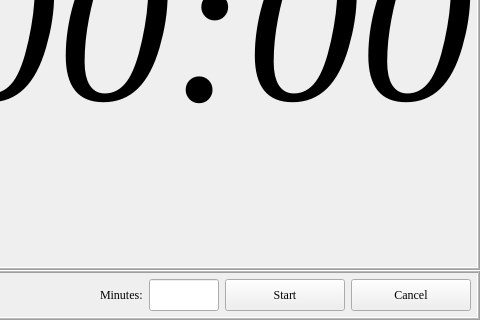
Before: the Qt Designer form sleeptimer.ui in futuregainz/iSleep, drawn with Qt 5; both pictures show x 366 to 846 and y 223 to 543 of the 846 by 543 pixel window.
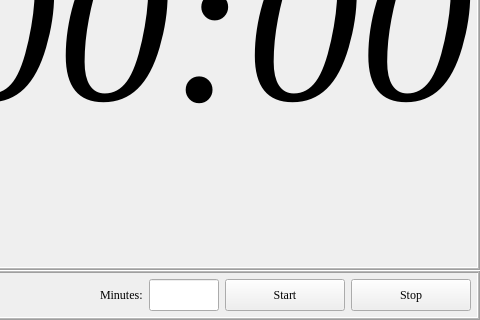
After: the same form once the commit is applied.

Diff of the .ui file:
```diff
--- a/sleeptimer.ui
+++ b/sleeptimer.ui
@@ -216,7 +216,7 @@
          </size>
         </property>
         <property name="text">
-         <string>Cancel</string>
+         <string>Stop</string>
         </property>
        </widget>
       </item>
```
